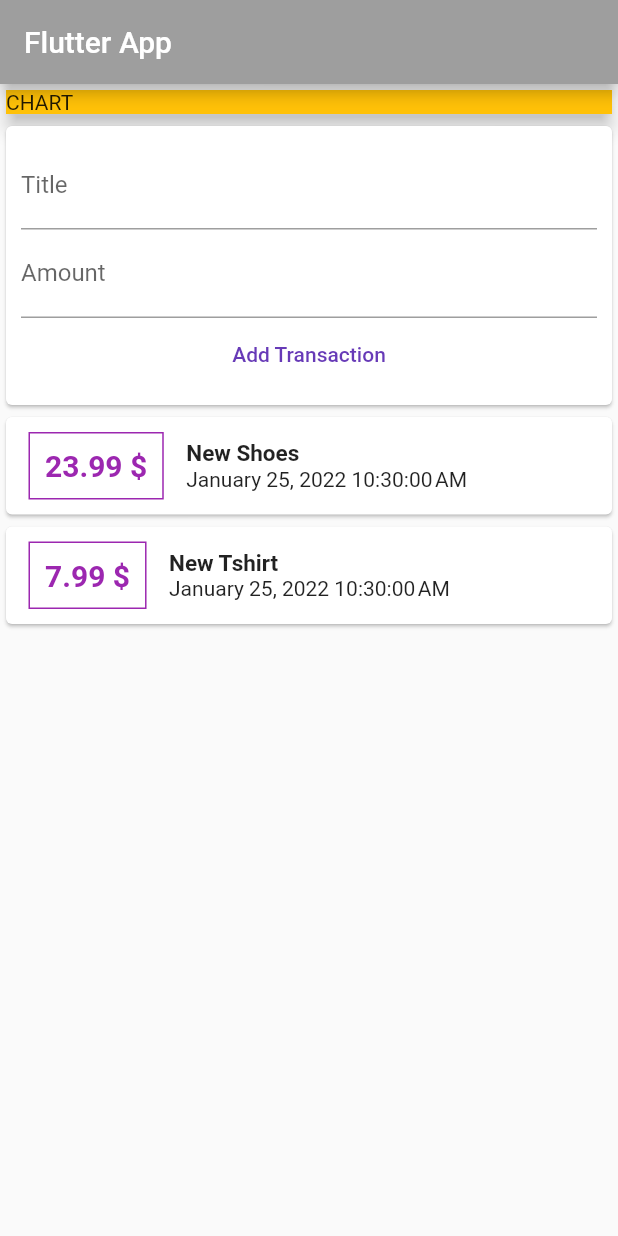
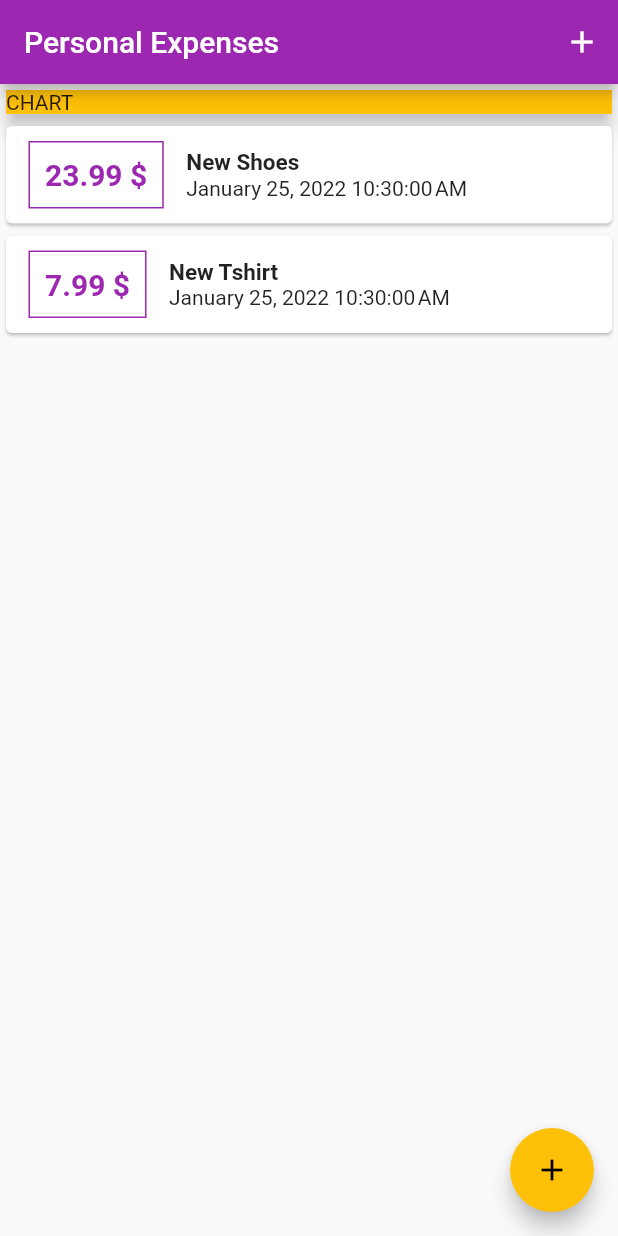
Before and after one commit to Whitewolf1911/personal_expenses, a Flutter app: the screen it shows after launch, on a phone screen of 412 x 824 dp. Run offline on Flutter 3.47's test engine with Material 2 defaults, Android fonts, the phone set to English and light mode, and no system bars.

```diff
--- a/lib/main.dart
+++ b/lib/main.dart
@@ -1,7 +1,9 @@
 // ignore_for_file: prefer_const_constructors, prefer_const_literals_to_create_immutables
 
 import 'package:flutter/material.dart';
-import './widgets/user_transactions.dart';
+import 'package:personal_expenses/widgets/transaction_list.dart';
+import './widgets/new_transaction.dart';
+import 'models/transaction.dart';
 
 void main() {
   runApp(MyApp());
@@ -11,25 +13,64 @@ class MyApp extends StatelessWidget {
   @override
   Widget build(BuildContext context) {
     return MaterialApp(
-      title: 'Flutter App',
+      title: 'Personal Expenses',
+      theme: ThemeData(
+        primarySwatch: Colors.purple,
+        accentColor: Colors.amber
+      ),
       home: MyHomePage(),
     );
   }
 }
 
-class MyHomePage extends StatelessWidget {
-  // We are using these controllers for getting user input from TextFields
-  final titleController = TextEditingController();
-  final amountController = TextEditingController();
+class MyHomePage extends StatefulWidget {
+  @override
+  State<MyHomePage> createState() => _MyHomePageState();
+}
+
+class _MyHomePageState extends State<MyHomePage> {
+
+  final List<Transaction> _userTransaction = [
+    Transaction(
+        id: 't1', date: DateTime.now(), title: 'New Shoes', amount: 23.99),
+    Transaction(
+        id: 't2', date: DateTime.now(), title: 'New Tshirt', amount: 7.99)
+  ];
+
+  void _addNewTransaction(String txTitle, double txAmount) {
+    final newTx = Transaction(
+        title: txTitle,
+        amount: txAmount,
+        date: DateTime.now(),
+        id: DateTime.now().toString());
+
+    setState(() {
+      _userTransaction.add(newTx);
+    });
+  }
+
+  void _startAddNewTransaction(BuildContext ctx) {
+    showModalBottomSheet(
+        context: ctx,
+        builder: (_) {
+          return NewTransaction(_addNewTransaction);
+        });
+  }
 
   @override
   Widget build(BuildContext context) {
     return Scaffold(
       appBar: AppBar(
-        title: Text('Flutter App'),
-        backgroundColor: Colors.grey,
+        title: Text('Personal Expenses'),
+        //backgroundColor: Colors.grey,
+        actions: [
+          IconButton(
+              onPressed: () => _startAddNewTransaction(context),
+              icon: Icon(Icons.add))
+        ],
       ),
-      body: Column(
+      body: SingleChildScrollView(
+        child: Column(
           mainAxisAlignment: MainAxisAlignment.start,
           crossAxisAlignment: CrossAxisAlignment.stretch,
           children: [
@@ -40,8 +81,13 @@ class MyHomePage extends StatelessWidget {
                 elevation: 5,
               ),
             ),
-          UserTransactions(),
+            TransactionList(_userTransaction),
           ],
+        ),
+      ),
+      floatingActionButton: FloatingActionButton(
+        child: Icon(Icons.add),
+        onPressed: () => _startAddNewTransaction(context),
       ),
     );
   }
--- a/lib/widgets/new_transaction.dart
+++ b/lib/widgets/new_transaction.dart
@@ -1,13 +1,19 @@
 import 'package:flutter/material.dart';
 
-class NewTransaction extends StatelessWidget {
-  // We are using these controllers for getting user input from TextFields
-  final titleController = TextEditingController();
-  final amountController = TextEditingController();
-
+class NewTransaction extends StatefulWidget {
   final Function addingNewTx;
 
   NewTransaction(this.addingNewTx);
+
+  @override
+  State<NewTransaction> createState() => _NewTransactionState();
+}
+
+class _NewTransactionState extends State<NewTransaction> {
+  // We are using these controllers for getting user input from TextFields
+  final titleController = TextEditingController();
+
+  final amountController = TextEditingController();
 
   @override
   Widget build(BuildContext context) {
@@ -24,13 +30,22 @@ class NewTransaction extends StatelessWidget {
             TextField(
               decoration: InputDecoration(labelText: 'Amount'),
               controller: amountController,
+              keyboardType: TextInputType.numberWithOptions(decimal: true),
+
             ),
             FlatButton(
               onPressed: () {
-                addingNewTx(titleController.text, double.parse(amountController.text));
+                if (titleController.text.isEmpty || double.parse(amountController.text) <= 0){
+                  return;
+                }
+                else{
+                widget.addingNewTx(
+                    titleController.text, double.parse(amountController.text));
+                }
+                Navigator.of(context).pop();
               },
               child: Text('Add Transaction'),
-              textColor: Colors.deepPurple,
+              textColor: Theme.of(context).primaryColor,
             )
           ],
         ),
--- a/lib/widgets/transaction_list.dart
+++ b/lib/widgets/transaction_list.dart
@@ -24,7 +24,7 @@ class TransactionList extends StatelessWidget {
                         BoxDecoration(border: Border.all(color: Colors.purple)),
                     padding: EdgeInsets.all(10),
                     child: Text(
-                      transactions[index].amount.toString() + " \$",
+                      transactions[index].amount.toStringAsFixed(2) + " \$",
                       style: TextStyle(
                           fontWeight: FontWeight.bold,
                           fontSize: 20,
--- a/lib/widgets/user_transactions.dart
+++ /dev/null
@@ -1,41 +0,0 @@
-import 'package:flutter/material.dart';
-import './transaction_list.dart';
-import './new_transaction.dart';
-import '../models/transaction.dart';
-
-class UserTransactions extends StatefulWidget {
-  @override
-  _UserTransactionsState createState() => _UserTransactionsState();
-}
-
-class _UserTransactionsState extends State<UserTransactions> {
-
-  final List<Transaction> _userTransaction = [
-    Transaction(
-        id: 't1', date: DateTime.now(), title: 'New Shoes', amount: 23.99),
-    Transaction(
-        id: 't2', date: DateTime.now(), title: 'New Tshirt', amount: 7.99)
-  ];
-
-void _addNewTransaction(String txTitle, double txAmount) {
-    final newTx = Transaction(
-        title: txTitle,
-        amount: txAmount,
-        date: DateTime.now(),
-        id: DateTime.now().toString());
-
-        setState(() {
-          _userTransaction.add(newTx);
-        });
-  }
-
-  @override
-  Widget build(BuildContext context) {
-    return Column(
-      children: [
-        NewTransaction(_addNewTransaction),
-        TransactionList(_userTransaction),
-      ],
-    );
-  }
-}
```
Lines whose indentation alone changed are shown as unchanged.
